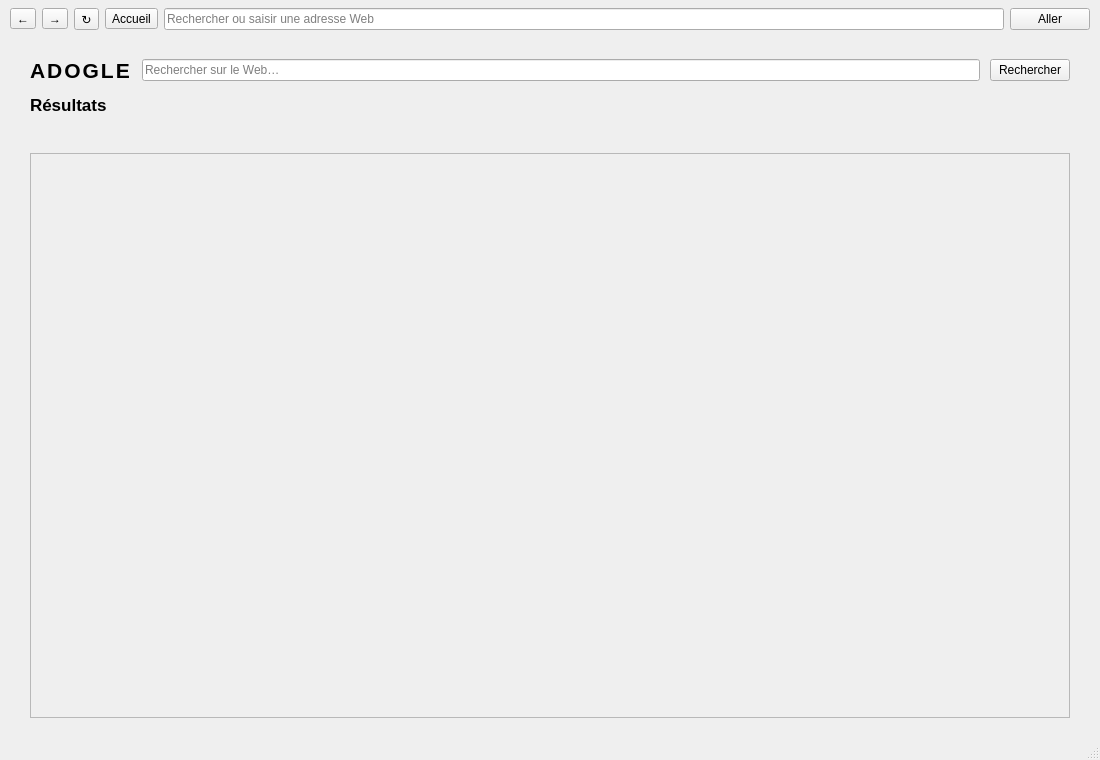
Qt form QT File.ui (yasseradam1304-ui/Search-engine) before a commit.
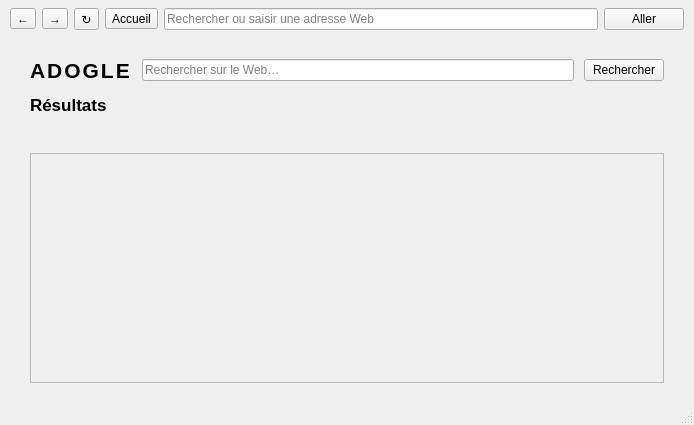
The same form after that commit. The open tabs and pages were chosen to show the change.

Patch:
```diff
--- a/QT File.ui
+++ b/QT File.ui
@@ -6,8 +6,8 @@
    <rect>
     <x>0</x>
     <y>0</y>
-    <width>1100</width>
-    <height>760</height>
+    <width>694</width>
+    <height>425</height>
    </rect>
   </property>
   <property name="windowTitle">
@@ -337,8 +337,8 @@
             <rect>
              <x>0</x>
              <y>0</y>
-             <width>900</width>
-             <height>500</height>
+             <width>98</width>
+             <height>28</height>
             </rect>
            </property>
            <layout class="QVBoxLayout" name="resultsLayout">
```
Left out of the diff: 66 changed lines with no effect on the pictures.
